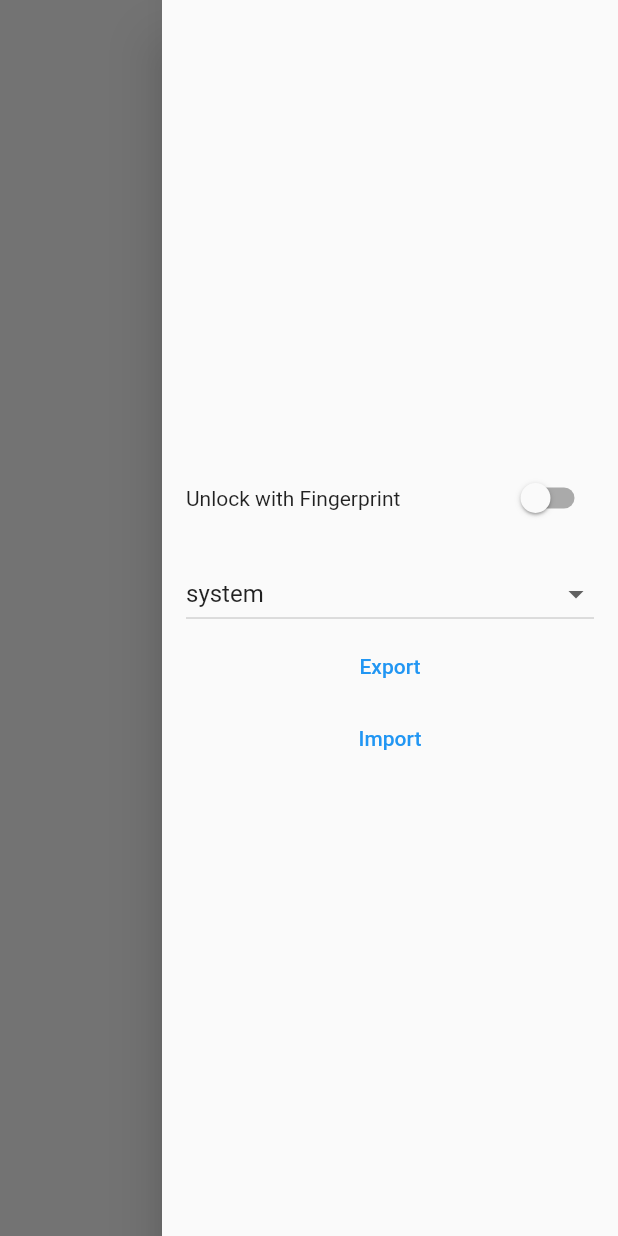
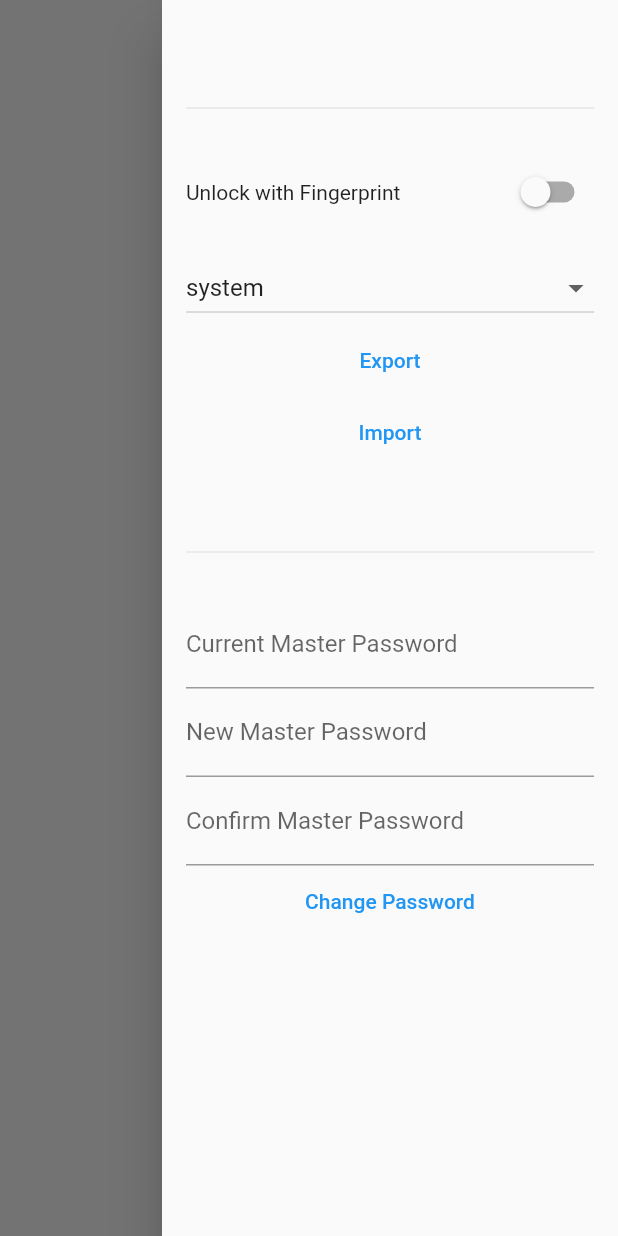
Before and after one commit to Harits19/my_password_app, a Flutter app: the HomePage screen opened directly, with the side drawer open, on a phone screen of 412 x 824 dp. Run offline on Flutter 3.47's test engine with Material 2 defaults, Android fonts, the light colour scheme and no system bars; our stand-ins replace file_picker, flutter_riverpod, local_auth, share_plus, shared_preferences; missing offline and left inert: clipboard, encrypt; accounts and stored records are empty.

Commit message:
implement change master password

```diff
--- a/lib/core/providers/sign_in/sign_in_notifier.dart
+++ b/lib/core/providers/sign_in/sign_in_notifier.dart
@@ -67,4 +67,15 @@ class SigInNotifier extends StateNotifier<SignInState> {
   void signOut() {
     state = state.copyWith(isLoggedIn: false);
   }
+
+  Future<void> updateMasterPassword(
+    String currentPassword,
+    String newPassword,
+    String confirmNewPassword,
+  ) async {
+    if (currentPassword != state.password) {
+      throw 'Old password not correct';
+    }
+    await createMasterPassword(newPassword, confirmNewPassword);
+  }
 }
--- a/lib/main.dart
+++ b/lib/main.dart
@@ -4,8 +4,6 @@ import 'package:my_password_app/app.dart';
 import 'package:my_password_app/core/services/services.dart';
 
 /// TODO : Release apk
-/// TODO : add forget password
-/// TODO : implement export and import file
 
 void main() async {
   await _loadAllService();
--- a/lib/ui/pages/home/views/drawer_view.dart
+++ b/lib/ui/pages/home/views/drawer_view.dart
@@ -10,6 +10,7 @@ import 'package:my_password_app/ui/pages/home/views/confirm_import_view.dart';
 import 'package:my_password_app/ui/pages/sign_in/sign_in_page.dart';
 import 'package:my_password_app/ui/widgets/snack_bar_widget.dart';
 import 'package:my_password_app/ui/widgets/space_widget.dart';
+import 'package:my_password_app/ui/widgets/text_field_password_widget.dart';
 
 class DrawerView extends ConsumerStatefulWidget {
   const DrawerView({
@@ -21,6 +22,8 @@ class DrawerView extends ConsumerStatefulWidget {
 }
 
 class _DrawerViewState extends ConsumerState<DrawerView> {
+  String oldPassword = '', newPassword = '', confirmNewPassword = '';
+
   @override
   Widget build(BuildContext context) {
     final signInWatch = ref.watch(signInProvider);
@@ -41,10 +44,14 @@ class _DrawerViewState extends ConsumerState<DrawerView> {
     return Drawer(
       child: SafeArea(
         child: Padding(
-          padding: const EdgeInsets.all(KSize.s16),
-          child: Column(
-            mainAxisAlignment: MainAxisAlignment.center,
+          padding: MediaQuery.of(context).viewInsets,
+          child: ListView(
+            padding: const EdgeInsets.all(KSize.s16),
             children: [
+              SpaceWidget.verti24,
+              SpaceWidget.verti24,
+              Divider(),
+              SpaceWidget.verti24,
               Row(
                 children: [
                   Expanded(
@@ -103,6 +110,52 @@ class _DrawerViewState extends ConsumerState<DrawerView> {
                 },
                 child: Text('Import'),
               ),
+              SpaceWidget.verti24,
+              SpaceWidget.verti24,
+              Divider(),
+              SpaceWidget.verti24,
+              TextFieldPasswordWidget(
+                decoration: InputDecoration(
+                  labelText: 'Current Master Password',
+                ),
+                onChanged: (val) {
+                  oldPassword = val;
+                  setState(() {});
+                },
+              ),
+              TextFieldPasswordWidget(
+                decoration: InputDecoration(
+                  labelText: 'New Master Password',
+                ),
+                onChanged: (val) {
+                  newPassword = val;
+                  setState(() {});
+                },
+              ),
+              TextFieldPasswordWidget(
+                decoration: InputDecoration(
+                  labelText: 'Confirm Master Password',
+                ),
+                onChanged: (val) {
+                  confirmNewPassword = val;
+                  setState(() {});
+                },
+              ),
+              SpaceWidget.hori16,
+              TextButton(
+                child: Text('Change Password'),
+                onPressed: () async {
+                  try {
+                    await signInRead.updateMasterPassword(
+                      oldPassword,
+                      newPassword,
+                      confirmNewPassword,
+                    );
+                  } catch (e) {
+                    SnackBarWidget.show(context, e.toString());
+                  }
+                },
+              )
             ],
           ),
         ),
```
Also changed, not shown: lib/ui/widgets/snack_bar_widget.dart (+6 -6 lines).
